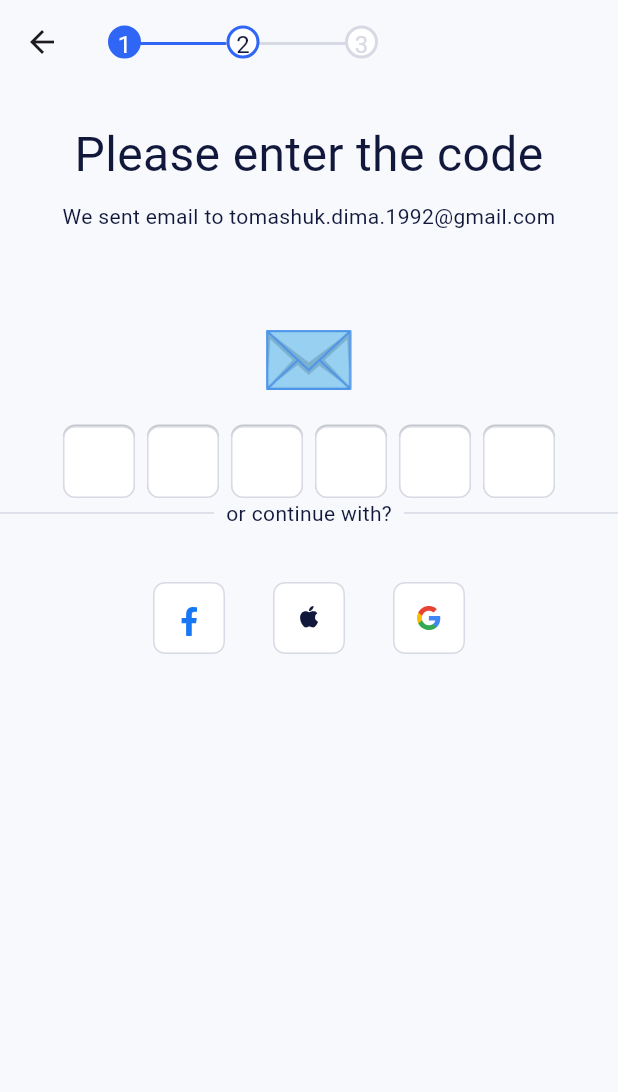
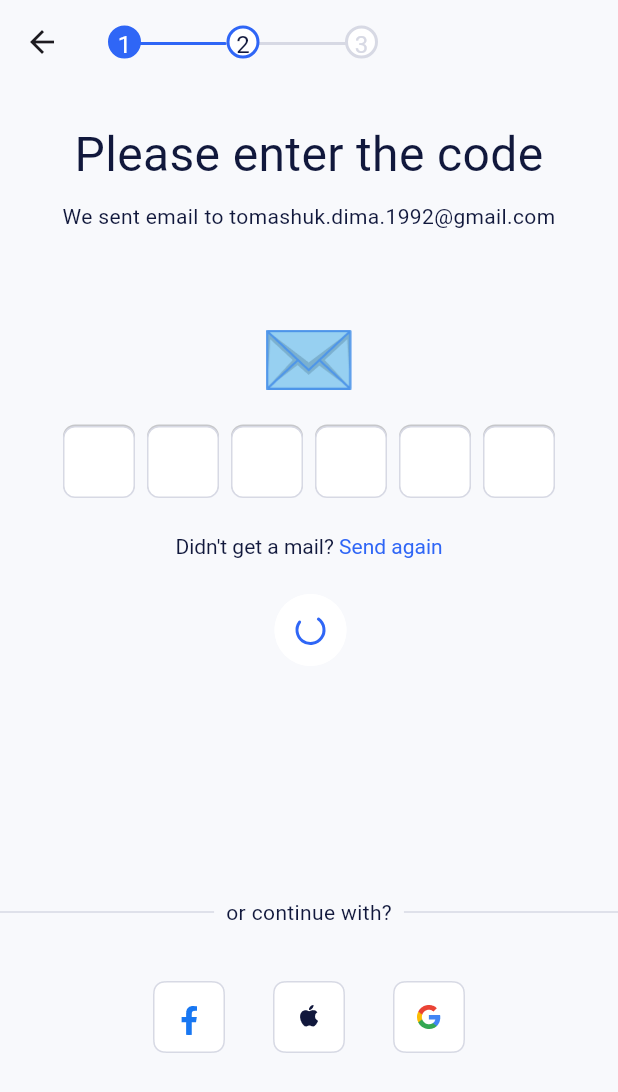
Before and after one commit to bai-93/binanceApp, a Flutter app: the first screen one second after launch, on a phone screen of 412 x 824 dp. Shown: the top 1092 px of the screen. Run offline on Flutter 3.47's test engine with Material 3 defaults, Android fonts, the phone set to English and light mode, and no system bars; our stand-ins replace adaptive_theme, bloc, dio, equatable, flutter_bloc, get_it and 5 more; generated files the repository leaves out were written again.

Commit message:
fix animation of buttons

```diff
--- /dev/null
+++ b/lib/component/arc_draw.dart
@@ -0,0 +1,24 @@
+import 'dart:math';
+import 'package:flutter/rendering.dart';
+import 'package:sheker/utilities/app_colors.dart';
+
+class ArcDraw extends CustomPainter {
+  double value;
+  ArcDraw(this.value);
+  @override
+  void paint(Canvas canvas, Size size) {
+    Paint paint = Paint()
+      ..color = AppColors.onboardingPrimary.withOpacity(value)
+      ..strokeCap = StrokeCap.round
+      ..strokeJoin = StrokeJoin.round
+      ..strokeWidth = 2.0
+      ..style = PaintingStyle.stroke;
+    Rect rect = const Rect.fromLTWH(15.0, 15.0, 18.0, 18.0);
+    canvas.drawArc(rect, 6 * pi / 4, 6 * pi / 4, false, paint);
+  }
+
+  @override
+  bool shouldRepaint(covariant CustomPainter oldDelegate) {
+    return true;
+  }
+}
--- a/lib/presentation/pages/login_page/signUp/otp/otp.dart
+++ b/lib/presentation/pages/login_page/signUp/otp/otp.dart
@@ -1,9 +1,11 @@
+import 'package:flutter/gestures.dart';
 import 'package:flutter/material.dart';
 import 'package:flutter_bloc/flutter_bloc.dart';
 import 'package:sheker/component/verification_step.dart';
 import 'package:sheker/config/base_widgets/base_statefull.dart';
 import 'package:sheker/config/base_widgets/base_stateless.dart';
 import 'package:sheker/presentation/bloc/sign_up/bloc/otp_bloc.dart';
+import 'package:sheker/presentation/pages/login_page/signUp/otp/otp_animated_button.dart';
 import 'package:sheker/presentation/pages/login_page/signUp/otp/otp_image_animation.dart';
 import 'package:sheker/presentation/pages/login_page/signUp/otp/otp_password.dart';
 import 'package:sheker/utilities/app_colors.dart';
@@ -80,7 +82,27 @@ class _OtpState extends BaseScreenState<Otp> with BaseScreenMixin {
           const SizedBox(
             height: 24.0,
           ),
-          const OtpPasswordFields()
+          const OtpPasswordFields(),
+          const SizedBox(height: 24.0),
+          RichText(
+              textAlign: TextAlign.center,
+              softWrap: true,
+              text: TextSpan(
+                  text: "Didn't get a mail?",
+                  style: TextStyle(color: AppColors.text, fontSize: 14.0),
+                  children: [
+                    TextSpan(
+                        text: " Send again",
+                        recognizer: TapGestureRecognizer()
+                          ..onTap = () {
+                            debugPrint("send again");
+                          },
+                        style: TextStyle(
+                            color: AppColors.onboardingPrimary, fontSize: 14.0))
+                  ])),
+          const SizedBox(height: 24.0),
+          const OtpButtonAnimated(),
+          const SizedBox(height: 154.0)
         ],
       ),
     );
--- /dev/null
+++ b/lib/presentation/pages/login_page/signUp/otp/otp_animated_button.dart
@@ -0,0 +1,195 @@
+import 'dart:math';
+
+import 'package:flutter/material.dart';
+import 'package:flutter/physics.dart';
+import 'package:flutter_bloc/flutter_bloc.dart';
+import 'package:sheker/presentation/pages/login_page/signUp/otp/otp_arc_refresh.dart';
+import 'package:sheker/utilities/app_colors.dart';
+
+class OtpButtonAnimated extends StatefulWidget {
+  const OtpButtonAnimated({super.key});
+
+  @override
+  State<OtpButtonAnimated> createState() => _OtpButtonAnimatedState();
+}
+
+class _OtpButtonAnimatedState extends State<OtpButtonAnimated>
+    with TickerProviderStateMixin {
+// first stage of animaiton: shrinking size, change color
+  late AnimationController controller;
+  late Animation<double?> widthAnim;
+  late Animation<double> positionedAnim;
+  late Animation<Color?> colorTextAnim;
+  late Animation<Color?> colorBackgroundAnim;
+  late Animation<double> opacityText;
+
+// second stage of animation: rotate
+  late AnimationController controllerRotate;
+  late Animation<double> rotateAnim;
+
+// final stage of animation: large width, change color, hide refresh indicator
+  late AnimationController controllerFinal;
+  late AnimationController controllerOpacityFinal;
+  late Animation<double> opacityFinal;
+  late Animation<double> widthAnimFinal;
+  late Animation<Color?> colorBackgroundFinal;
+  late Animation<Color?> colorRefreshIndicatorFinal;
+
+  @override
+  void initState() {
+    super.initState();
+    animationSettings();
+    WidgetsBinding.instance.addPostFrameCallback((timeStamp) {
+      if (mounted) {
+        controller.forward();
+      }
+    });
+  }
+
+  void animationSettings() {
+    // first stage
+    controller = AnimationController(
+        vsync: this, duration: const Duration(milliseconds: 500))
+      ..addStatusListener((status) {
+        if (status == AnimationStatus.completed) {
+          controllerRotate.forward();
+        }
+      });
+    widthAnim = Tween<double>(begin: 400, end: 48.0).animate(controller)
+      ..addListener(() {
+        setState(() {});
+      });
+    positionedAnim = Tween<double>(begin: 0.0, end: 600.0).animate(controller);
+    colorTextAnim =
+        ColorTween(begin: AppColors.secondary, end: AppColors.surface)
+            .animate(controller);
+
+    colorBackgroundAnim =
+        ColorTween(begin: AppColors.otline, end: AppColors.surface)
+            .animate(controller);
+    opacityText = Tween<double>(begin: 1.0, end: 0.0).animate(controller);
+
+    // second stage
+    controllerRotate =
+        AnimationController(vsync: this, duration: const Duration(seconds: 2));
+    rotateAnim = Tween<double>(begin: 0, end: pi * 2).animate(controllerRotate)
+      ..addStatusListener((status) {
+        if (rotateAnim.status == AnimationStatus.completed) {
+          controllerRotate.stop();
+          controllerFinal.forward();
+          controllerOpacityFinal.forward();
+        }
+      })
+      ..addListener(() {
+        setState(() {});
+      });
+
+    // final stage
+    controllerFinal = AnimationController(
+        vsync: this, duration: const Duration(milliseconds: 400));
+    controllerOpacityFinal = AnimationController(
+        vsync: this, duration: const Duration(milliseconds: 200));
+    widthAnimFinal =
+        Tween<double>(begin: 48.0, end: 700.0).animate(controllerFinal)
+          ..addListener(() {
+            setState(() {});
+          });
+    colorBackgroundFinal =
+        ColorTween(begin: AppColors.surface, end: AppColors.onboardingPrimary)
+            .animate(controllerFinal)
+          ..addListener(() {
+            setState(() {});
+          });
+
+    colorRefreshIndicatorFinal =
+        ColorTween(begin: AppColors.surface, end: Colors.transparent)
+            .animate(controllerFinal)
+          ..addListener(() {
+            setState(() {});
+          });
+    opacityFinal =
+        Tween<double>(begin: 1.0, end: 0.0).animate(controllerOpacityFinal)
+          ..addListener(() {
+            setState(() {});
+          });
+  }
+
+  @override
+  void dispose() {
+    super.dispose();
+    controller.dispose();
+    controllerRotate.dispose();
+    controllerFinal.dispose();
+    controllerOpacityFinal.dispose();
+  }
+
+  @override
+  Widget build(BuildContext context) {
+    return Center(
+      child: Padding(
+        padding: const EdgeInsets.only(left: 17.0, right: 15),
+        child: Stack(children: [
+          Center(
+            child: InkWell(
+              borderRadius: const BorderRadius.all(Radius.circular(24.0)),
+              onTap: controllerFinal.status == AnimationStatus.completed
+                  ? () {
+                      debugPrint("ON TAP");
+                    }
+                  : null,
+              child: Container(
+                height: 48.0,
+                width: controllerRotate.status == AnimationStatus.completed
+                    ? widthAnimFinal.value
+                    : widthAnim.value,
+                decoration: BoxDecoration(
+                    color: controllerRotate.status == AnimationStatus.completed
+                        ? colorBackgroundFinal.value
+                        : colorBackgroundAnim.value,
+                    borderRadius:
+                        const BorderRadius.all(Radius.circular(24.0))),
+                child: Row(
+                  mainAxisAlignment: MainAxisAlignment.start,
+                  children: [
+                    Opacity(
+                      opacity: opacityFinal.value,
+                      child: Transform.rotate(
+                          angle: rotateAnim.value,
+                          child: OtpArRefresh(
+                            controller,
+                          )),
+                    )
+                  ],
+                ),
+              ),
+            ),
+          ),
+          Positioned(
+            left: positionedAnim.value,
+            child: InkWell(
+              borderRadius: const BorderRadius.all(Radius.circular(24.0)),
+              child: Opacity(
+                opacity: opacityText.value,
+                child: Container(
+                  color: Colors.transparent,
+                  width: MediaQuery.of(context).size.width - 32,
+                  height: 48.0,
+                  child: Center(
+                    child: Opacity(
+                      opacity: opacityText.value,
+                      child: Text(
+                        'Entered',
+                        style: TextStyle(
+                            color: colorTextAnim.value, fontSize: 16.0),
+                      ),
+                    ),
+                  ),
+                ),
+              ),
+            ),
+          )
+        ]),
+      ),
+    );
+  }
+}
--- /dev/null
+++ b/lib/presentation/pages/login_page/signUp/otp/otp_arc_refresh.dart
@@ -0,0 +1,30 @@
+import 'package:flutter/material.dart';
+import 'package:sheker/component/arc_draw.dart';
+import 'package:sheker/utilities/app_colors.dart';
+
+class OtpArRefresh extends StatelessWidget {
+  Animation<double> controllerAnimation;
+  bool flag;
+  late Animation<Color?> colorBackgroundAnim;
+  late Animation<Color?> colorArcPaintAnim;
+
+  OtpArRefresh(this.controllerAnimation, {this.flag = false, super.key})
+      : colorBackgroundAnim = ColorTween(
+                begin: flag ? AppColors.surface : AppColors.otline,
+                end: flag ? AppColors.onboardingPrimary : AppColors.surface)
+            .animate(controllerAnimation);
+
+  @override
+  Widget build(BuildContext context) {
+    return Container(
+      width: 48.0,
+      height: 48.0,
+      decoration: BoxDecoration(
+          color: colorBackgroundAnim.value,
+          borderRadius: BorderRadius.all(Radius.circular(24.0))),
+      child: CustomPaint(
+        painter: ArcDraw(controllerAnimation.value),
+      ),
+    );
+  }
+}
```
